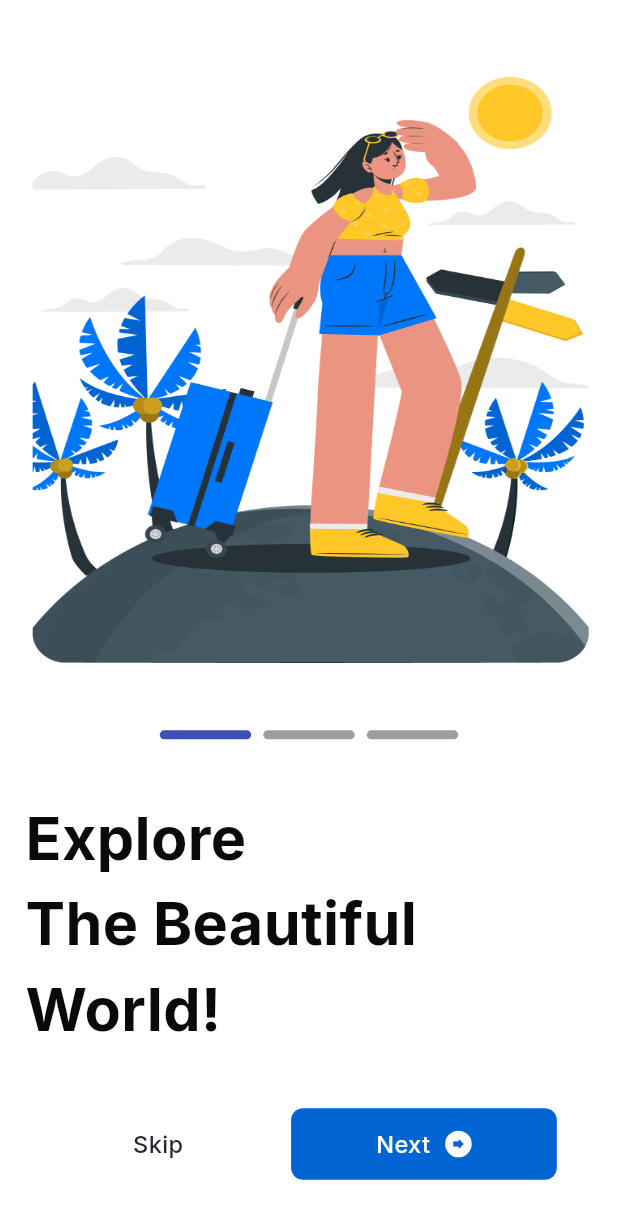
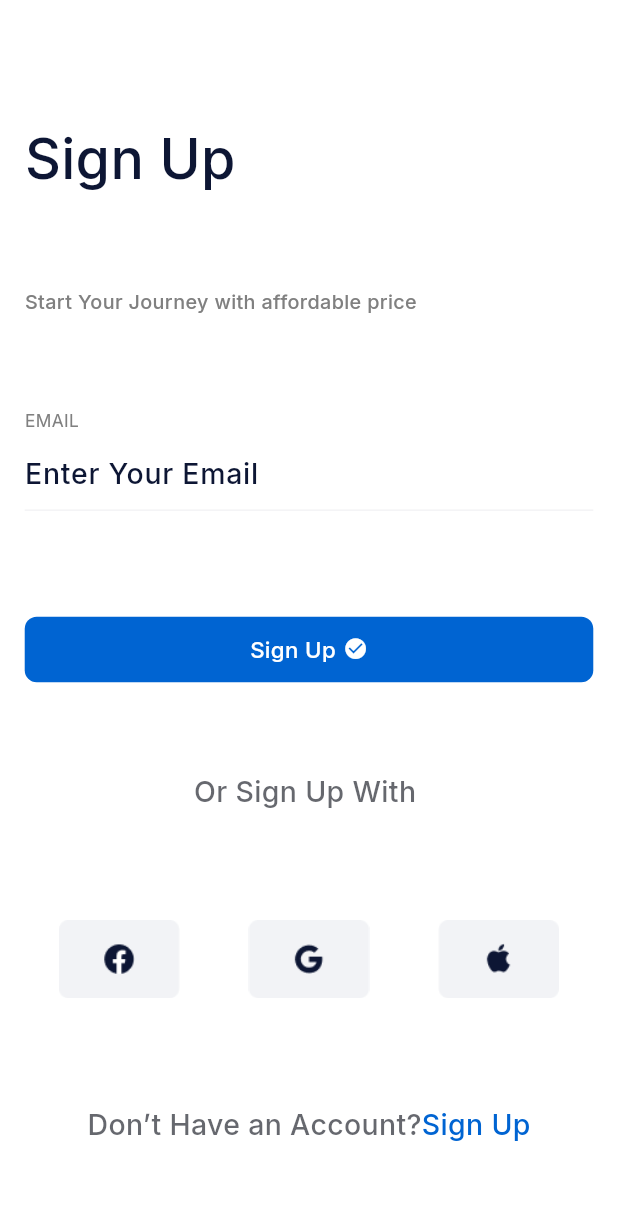
Before and after one commit to DhanashreeC2W/Ticket_Booking_App, a Flutter app: the screen it shows after launch, on a phone screen of 412 x 824 dp. Shown: the top 1219 px of the screen. Run offline on Flutter 3.47's test engine with Material 3 defaults, Android fonts, the phone set to English and light mode, and no system bars; drawn by our look-alikes of smooth_page_indicator; our stand-ins replace get, google_fonts.

Commit message:
"signup signin done"

```diff
--- a/lib/controller/onboard_controller.dart
+++ b/lib/controller/onboard_controller.dart
@@ -1,6 +1,10 @@
+import 'package:get/get.dart';
 import 'package:ticket_booking_app/model/onboard_model.dart';
 
-class OnboardController {
+///ONBOARDING CONTROLLER WITH GETX
+
+
+class OnboardController   {
   List<OnboardModel> onBoardItemsList = [
     const OnboardModel(
         img: "assets/images/onboarding2.png",
--- a/lib/main.dart
+++ b/lib/main.dart
@@ -1,6 +1,8 @@
 import 'package:flutter/material.dart';
 import 'package:get/get.dart';
 import 'package:ticket_booking_app/view/onboard_screen.dart';
+import 'package:ticket_booking_app/view/signin_screen.dart';
+import 'package:ticket_booking_app/view/signup_screen.dart';
 
 void main() {
   runApp(const MainApp());
@@ -13,7 +15,7 @@ class MainApp extends StatelessWidget {
   Widget build(BuildContext context) {
     return const GetMaterialApp(
       debugShowCheckedModeBanner: false,
-      home: OnBoardingScreen(),
+      home: SignUpScreen(),
     );
   }
 }
--- a/lib/model/onboard_model.dart
+++ b/lib/model/onboard_model.dart
@@ -1,8 +1,8 @@
 //MODEL CLASS FOR ONBOARDING
 
-class OnboardModel{
+class OnboardModel {
   final String img;
   final String text;
 
-  const OnboardModel({required this.img,required this.text});
+  const OnboardModel({required this.img, required this.text});
 }
--- a/lib/view/onboard_screen.dart
+++ b/lib/view/onboard_screen.dart
@@ -1,9 +1,9 @@
 import 'package:flutter/material.dart';
-import 'package:smooth_page_indicator/smooth_page_indicator.dart';
+import 'package:get/get.dart';
 import 'package:ticket_booking_app/controller/onboard_controller.dart';
-import 'package:ticket_booking_app/model/onboard_model.dart';
 import 'package:ticket_booking_app/view/widget/onboarding_widget.dart';
 
+///ONBOARDING SCREEN
 class OnBoardingScreen extends StatefulWidget {
   const OnBoardingScreen({super.key});
   @override
@@ -11,12 +11,16 @@ class OnBoardingScreen extends StatefulWidget {
 }
 
 class _OnBoardingScreenState extends State<OnBoardingScreen> {
+
+  ///CONTROLLER FOR PAGEVIEW
   final PageController _pageController = PageController();
-  OnboardController onboardController = OnboardController();
+
+  /// INITIALIZE THE ONBOARDCONTROLLER USING GETX
+  final OnboardController onboardController = Get.put(OnboardController());
   @override
   Widget build(BuildContext context) {
+
     final deviceHeight = MediaQuery.sizeOf(context).height;
-    final deviceWidth = MediaQuery.sizeOf(context).width;
     return Scaffold(
       body: Column(
         children: [
--- /dev/null
+++ b/lib/view/signin_screen.dart
@@ -0,0 +1,22 @@
+import 'package:flutter/material.dart';
+import 'package:ticket_booking_app/view/widget/signin_signup_widget.dart';
+
+class SigninScreen extends StatefulWidget{
+  const SigninScreen({super.key});
+
+  @override
+
+  State createState()=> _SigninScreenState();
+}
+
+class _SigninScreenState extends State<SigninScreen>{
+
+  @override
+  Widget build(BuildContext context){
+    return const Scaffold(
+      backgroundColor: Color.fromRGBO(255,255,255,1),
+      body: SigninSignupWidget(signupSignin: "Sign In"),
+    );
+  }
+
+}
--- /dev/null
+++ b/lib/view/signup_screen.dart
@@ -0,0 +1,22 @@
+import 'package:flutter/material.dart';
+import 'package:ticket_booking_app/view/widget/signin_signup_widget.dart';
+
+class SignUpScreen extends StatefulWidget{
+  const SignUpScreen({super.key});
+
+  @override
+
+  State createState()=> _SignUpScreenState();
+}
+
+class _SignUpScreenState extends State<SignUpScreen>{
+
+  @override
+  Widget build(BuildContext context){
+    return const Scaffold(
+      backgroundColor: Color.fromRGBO(255,255,255,1),
+      body: SigninSignupWidget(signupSignin: "Sign Up"),
+    );
+  }
+
+}
--- a/lib/view/widget/onboarding_widget.dart
+++ b/lib/view/widget/onboarding_widget.dart
@@ -3,8 +3,8 @@ import 'dart:developer';
 import 'package:flutter/material.dart';
 import 'package:google_fonts/google_fonts.dart';
 import 'package:smooth_page_indicator/smooth_page_indicator.dart';
-import 'package:ticket_booking_app/controller/onboard_controller.dart';
 
+///WIDGET FOR ONBOARDING SCREEN
 class OnboardingWidget extends StatelessWidget {
   final String img;
   final String text;
@@ -13,6 +13,8 @@ class OnboardingWidget extends StatelessWidget {
 
   @override
   Widget build(BuildContext context) {
+
+    ///HEIGHT AND WIDTH WITH MEDIAQUERY FOR RESPONSIVENESS
     final deviceHeight = MediaQuery.sizeOf(context).height;
     final deviceWidth = MediaQuery.sizeOf(context).width;
     log("${deviceHeight * 0.012}");
@@ -30,6 +32,7 @@ class OnboardingWidget extends StatelessWidget {
           crossAxisAlignment: CrossAxisAlignment.start,
           mainAxisAlignment: MainAxisAlignment.spaceEvenly,
           children: [
+            ///IMAGE ON THE ONBOARDING SCREENS
             ClipRRect(
               borderRadius: BorderRadius.circular(21),
               child: Image.asset(
@@ -39,6 +42,7 @@ class OnboardingWidget extends StatelessWidget {
                 fit: BoxFit.fill,
               ),
             ),
+            ///SMO0TH PAGE INDICATOR
             Center(
               child: SmoothPageIndicator(
                     effect: const WormEffect(
@@ -58,9 +62,13 @@ class OnboardingWidget extends StatelessWidget {
                 fontSize: deviceHeight * 0.048,
               ),
             ),
+            //ROW FOR SKIP AND NEXT BUTTON
             Row(
               children: [
-                Container(
+                ///SKIP BUTTON FOR NAVIGATING TO SIGN IN
+                GestureDetector(
+
+                  child: Container(
                     alignment: Alignment.center,
                     height: deviceHeight * 0.058, //48
                     width: deviceWidth * 0.43, //167
@@ -78,18 +86,29 @@ class OnboardingWidget extends StatelessWidget {
                       ),
                     ),
                   ),
-                Container(
+                ),
+                ///NEXT BUTTON FOR NAVIGATING NEXT ONBOARDING SCREEN
+                GestureDetector(
+                  onTap: (){
+                    pageController.nextPage(
+                      duration: const Duration(milliseconds: 300),
+                      curve: Curves.easeIn);
+                  },
+                  child: Container(
                       height: deviceHeight * 0.058, //48
                       width: deviceWidth * 0.43, //167
                       decoration: BoxDecoration(
                         color: const Color.fromRGBO(0, 100, 210, 1),
                         borderRadius: BorderRadius.circular(8),
                       ),
+                      ///ROW FOR TEXT AND ICON IN THE NEXT BUTTON
                       child: Row(
                         mainAxisAlignment: MainAxisAlignment.center,
                         //crossAxisAlignment: CrossAxisAlignment.,
                         children: [
                           Text(
+                            // pageController.page!.toInt()==2?
+                            // "Get Started":
                             "Next",
                             textAlign: TextAlign.center,
                             style: GoogleFonts.inter(
@@ -116,6 +135,7 @@ class OnboardingWidget extends StatelessWidget {
                           ),
                         ],
                       )),
+                ),
               ],
             ),
           ],
--- /dev/null
+++ b/lib/view/widget/signin_signup_widget.dart
@@ -0,0 +1,203 @@
+import 'dart:developer';
+
+import 'package:flutter/material.dart';
+import 'package:google_fonts/google_fonts.dart';
+
+class SigninSignupWidget extends StatelessWidget {
+  final String signupSignin;
+  const SigninSignupWidget({super.key, required this.signupSignin});
+
+  @override
+  Widget build(BuildContext context) {
+    final deviceHeight = MediaQuery.sizeOf(context).height;
+    final deviceWidth = MediaQuery.sizeOf(context).width;
+    log("${deviceWidth * 0.196}");
+    return Padding(
+      padding: EdgeInsets.only(
+          top: deviceHeight * 0.023,
+          left: deviceWidth * 0.04, //16
+          right: deviceWidth * 0.04 //16
+          ),
+      child: Column(
+        crossAxisAlignment: CrossAxisAlignment.start,
+        mainAxisAlignment: MainAxisAlignment.spaceEvenly,
+        children: [
+          ///SIGN IN OR SIGN UP TEXT
+          Text(
+            signupSignin,
+            style: GoogleFonts.inter(
+              fontWeight: FontWeight.w500,
+              color: const Color.fromRGBO(13, 22, 52, 1),
+              fontSize: deviceHeight * 0.045,
+            ),
+          ),
+
+          ///HEADERLINE
+          Text(
+            "Start Your Journey with affordable price",
+            style: GoogleFonts.inter(
+                fontWeight: FontWeight.w500,
+                fontSize: deviceHeight * 0.016,
+                color: const Color.fromRGBO(128, 128, 128, 1)),
+          ),
+
+          ///EMAIL AND PASSWORD TEXTFEILDS
+          SizedBox(
+
+            height: signupSignin=="Sign In"? 170:80,
+            child: Column(
+              crossAxisAlignment: CrossAxisAlignment.start,
+              mainAxisAlignment: MainAxisAlignment.spaceAround,
+              children: [
+                Text(
+                  "EMAIL",
+                  style: GoogleFonts.inter(
+                      fontWeight: FontWeight.w400,
+                      fontSize: deviceHeight * 0.014,
+                      color: const Color.fromRGBO(128, 128, 128, 1)),
+                ),
+                Container(
+                  decoration: const BoxDecoration(
+                      border: Border(
+                          bottom: BorderSide(
+                              color: Color.fromRGBO(13, 22, 52, 0.05),
+                              width: 1))),
+                  child: TextField(
+                    decoration: InputDecoration(
+                      hintText: "Enter Your Email",
+                      enabledBorder: InputBorder.none,
+                      hintStyle: GoogleFonts.inter(
+                        fontWeight: FontWeight.w500,
+                        color: const Color.fromRGBO(13, 22, 52, 1),
+                        fontSize: deviceHeight * 0.023,
+                      ),
+                    ),
+                  ),
+                ),
+                const SizedBox(
+                  width: 14,
+                ),
+                signupSignin=="Sign In"?
+                Text(
+                  "PASSWORD",
+                  style: GoogleFonts.inter(
+                      fontWeight: FontWeight.w400,
+                      fontSize: deviceHeight * 0.014,
+                      color: const Color.fromRGBO(128, 128, 128, 1)),
+                ):const SizedBox(),
+                signupSignin=="Sign In"?
+                Container(
+                  decoration: const BoxDecoration(
+                      border: Border(
+                          bottom: BorderSide(
+                              color: Color.fromRGBO(13, 22, 52, 0.05),
+                              width: 1))),
+                  child: TextField(
+                    decoration: InputDecoration(
+                      hintText: "Enter Your Password",
+                      enabledBorder: InputBorder.none,
+                      hintStyle: GoogleFonts.inter(
+                        fontWeight: FontWeight.w500,
+                        color: const Color.fromRGBO(13, 22, 52, 1),
+                        fontSize: deviceHeight * 0.023,
+                      ),
+                    ),
+                  ),
+                ):const SizedBox(height: 0,),
+              ],
+            ),
+          ),
+          Container(
+            alignment: Alignment.center,
+            height: deviceHeight * 0.053,
+            width: deviceWidth,
+            decoration: BoxDecoration(
+                color: const Color.fromRGBO(0, 100, 210, 1),
+                borderRadius: BorderRadius.circular(8)),
+            child: Row(
+              mainAxisAlignment: MainAxisAlignment.center,
+              children: [
+                Text(
+                  signupSignin,
+                  textAlign: TextAlign.center,
+                  style: GoogleFonts.inter(
+                    fontWeight: FontWeight.w500,
+                    color: const Color.fromRGBO(255, 255, 255, 1),
+                    fontSize: deviceHeight * 0.018,
+                  ),
+                ),
+                const SizedBox(
+                  width: 5,
+                ),
+                Icon(
+                  Icons.check_circle,
+                  color: Colors.white,
+                  size: deviceWidth * 0.04,
+                ),
+              ],
+            ),
+          ),
+          Center(
+            child: Text.rich(TextSpan(children: [
+              TextSpan(
+                text: "Or ",
+                style: GoogleFonts.inter(
+                  color: const Color.fromRGBO(37, 40, 49, 0.7),
+                  fontWeight: FontWeight.w500,
+                  fontSize: deviceHeight * 0.023,
+                ),
+              ),
+              TextSpan(
+                text: signupSignin,
+                style: GoogleFonts.inter(
+                  color: const Color.fromRGBO(37, 40, 49, 0.7),
+                  fontWeight: FontWeight.w500,
+                  fontSize: deviceHeight * 0.023,
+                ),
+              ),
+              TextSpan(
+                text: " With ",
+                style: GoogleFonts.inter(
+                  color: const Color.fromRGBO(37, 40, 49, 0.7),
+                  fontSize: deviceHeight * 0.023,
+                  fontWeight: FontWeight.w500,
+                ),
+              ),
+            ])),
+          ),
+          Row(
+            mainAxisAlignment: MainAxisAlignment.spaceAround,
+            children: [
+              Image.asset("assets/images/fb.png",
+                  height: deviceHeight * 0.091, width: deviceWidth * 0.196),
+              Image.asset("assets/images/google.png",
+                  height: deviceHeight * 0.091, width: deviceWidth * 0.196),
+              Image.asset("assets/images/apple.png",
+                  height: deviceHeight * 0.091, width: deviceWidth * 0.196),
+            ],
+          ),
+          Center(
+            child: Text.rich(TextSpan(children: [
+              TextSpan(
+                text: "Don’t Have an Account?",
+                   style: GoogleFonts.inter(
+                    color: const Color.fromRGBO(37, 40, 49, 0.7),
+                    fontSize: deviceHeight * 0.023,
+                    fontWeight: FontWeight.w500,
+                  ),
+              ),
+                TextSpan(
+                text: signupSignin,
+                   style: GoogleFonts.inter(
+                    color: const Color.fromRGBO(0,100,210,1),
+                    fontSize: deviceHeight * 0.023,
+                    fontWeight: FontWeight.w500,
+                  ),
+              )
+            ])),
+          )
+        ],
+      ),
+    );
+  }
+}
```
Also changed, not shown: assets/images/apple.png (added), assets/images/fb.png (added), assets/images/google.png (added). Lines whose indentation alone changed are shown as unchanged.
